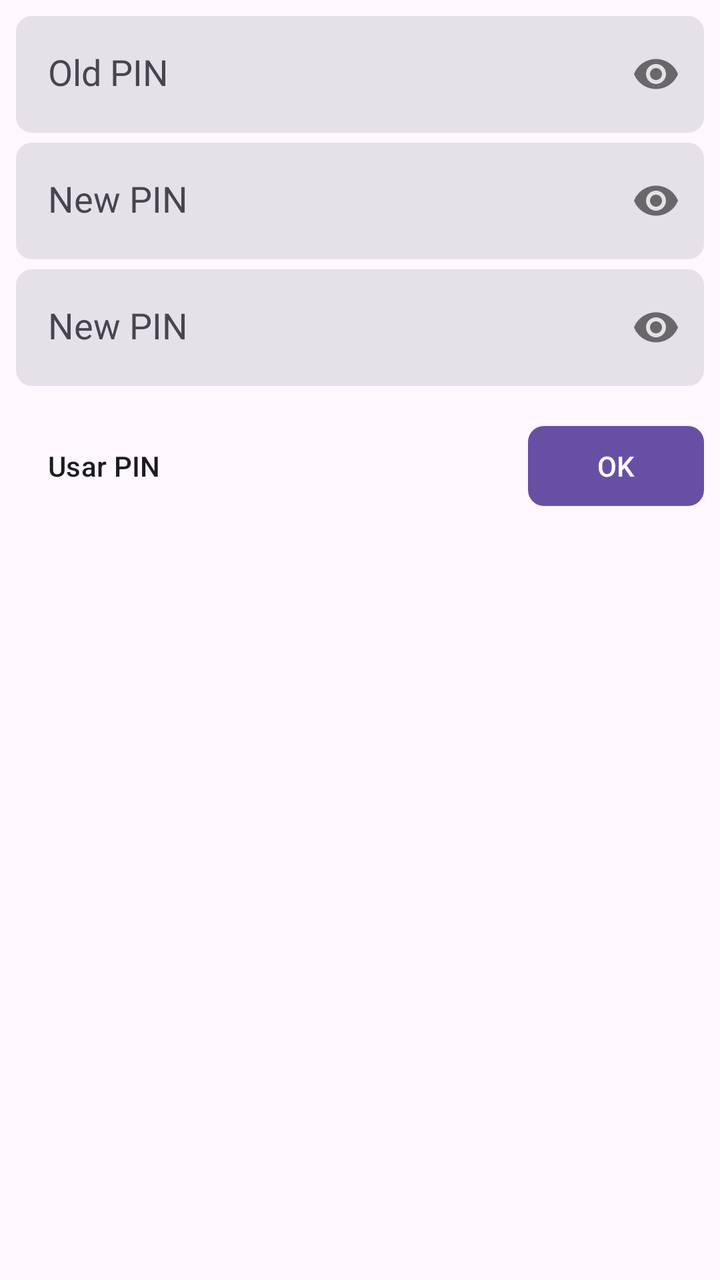
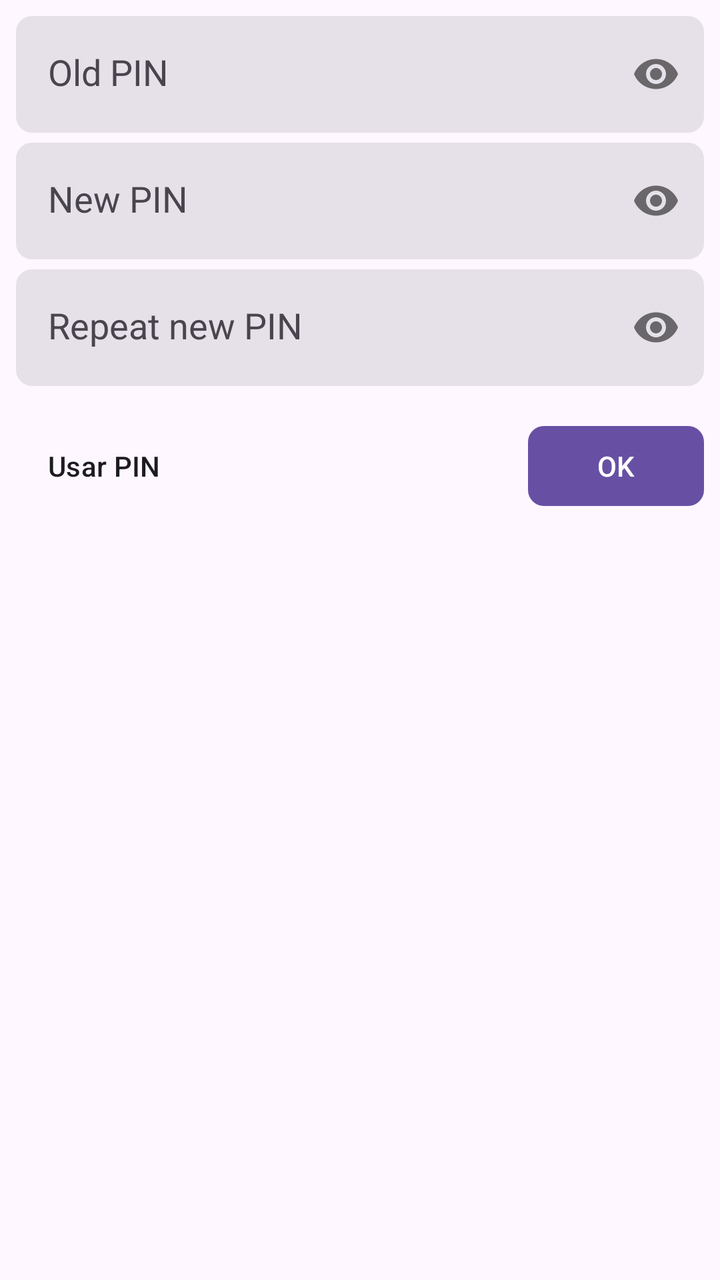

An Android layout rendered at two revisions. The XML below is the earlier revision; the diff shows what the commit changed to produce the second picture.
<!-- AndroidManifest.xml: application theme Theme.STK -->
<!-- res/layout/change_sim_card_pin_layout.xml -->
<?xml version="1.0" encoding="utf-8"?>
<layout>

    <androidx.core.widget.NestedScrollView
        xmlns:android="http://schemas.android.com/apk/res/android"
        xmlns:app="http://schemas.android.com/apk/res-auto"
        android:layout_width="match_parent"
        android:layout_height="match_parent">

        <LinearLayout
            android:layout_width="match_parent"
            android:layout_height="match_parent"
            android:orientation="vertical"
            android:padding="8dp">

            <com.google.android.material.textfield.TextInputLayout
                android:id="@+id/current_access_code_inputText"
                style="?textInputFilledStyle"
                android:layout_width="match_parent"
                android:layout_height="wrap_content"
                android:layout_marginBottom="5dp"
                app:boxCornerRadiusBottomEnd="8dp"
                app:boxCornerRadiusBottomStart="8dp"
                app:boxCornerRadiusTopEnd="8dp"
                app:boxCornerRadiusTopStart="8dp"
                app:boxStrokeWidth="0dp"
                app:boxStrokeWidthFocused="0dp"
                app:passwordToggleEnabled="true">

                <com.google.android.material.textfield.TextInputEditText
                    android:layout_width="match_parent"
                    android:layout_height="wrap_content"
                    android:hint="@string/transfer_key_change_dialog_old_key_hint"
                    android:inputType="numberPassword"
                    android:maxLength="8"
                    android:maxLines="1"
                    android:textAppearance="?android:attr/textAppearanceMedium" />
            </com.google.android.material.textfield.TextInputLayout>

            <com.google.android.material.textfield.TextInputLayout
                android:id="@+id/new_pin_inputText"
                style="?textInputFilledStyle"
                android:layout_width="match_parent"
                android:layout_height="wrap_content"
                android:layout_marginBottom="5dp"
                app:boxCornerRadiusBottomEnd="8dp"
                app:boxCornerRadiusBottomStart="8dp"
                app:boxCornerRadiusTopEnd="8dp"
                app:boxCornerRadiusTopStart="8dp"
                app:boxStrokeWidth="0dp"
                app:boxStrokeWidthFocused="0dp"
                app:passwordToggleEnabled="true">

                <com.google.android.material.textfield.TextInputEditText
                    android:layout_width="match_parent"
                    android:layout_height="wrap_content"
                    android:hint="@string/transfer_key_change_dialog_new_key_hint"
                    android:inputType="numberPassword"
                    android:maxLength="8"
                    android:maxLines="1"
                    android:textAppearance="?android:attr/textAppearanceMedium" />
            </com.google.android.material.textfield.TextInputLayout>

            <com.google.android.material.textfield.TextInputLayout
                android:id="@+id/new_pin_repetition_inputText"
                style="?textInputFilledStyle"
                android:layout_width="match_parent"
                android:layout_height="wrap_content"
                android:layout_marginBottom="16dp"
                app:boxCornerRadiusBottomEnd="8dp"
                app:boxCornerRadiusBottomStart="8dp"
                app:boxCornerRadiusTopEnd="8dp"
                app:boxCornerRadiusTopStart="8dp"
                app:boxStrokeWidth="0dp"
                app:boxStrokeWidthFocused="0dp"
                app:passwordToggleEnabled="true">

                <com.google.android.material.textfield.TextInputEditText
                    android:layout_width="match_parent"
                    android:layout_height="wrap_content"
                    android:hint="@string/transfer_key_change_dialog_new_key_hint"
                    android:inputType="numberPassword"
                    android:maxLength="8"
                    android:maxLines="1"
                    android:textAppearance="?android:attr/textAppearanceMedium" />
            </com.google.android.material.textfield.TextInputLayout>

            <RelativeLayout
                android:layout_width="match_parent"
                android:layout_height="wrap_content">

                <ToggleButton
                    android:id="@+id/sim_card_pin_change_toggle_pin_puk"
                    style="@style/Widget.Material3.Button.TextButton"
                    android:layout_width="wrap_content"
                    android:layout_height="wrap_content"
                    android:layout_alignParentStart="true"
                    android:textColor="?attr/colorOnSurface"
                    android:textOff="Usar PIN"
                    android:textOn="Usar PUK" />

                <com.google.android.material.button.MaterialButton
                    android:id="@+id/sim_card_pin_change_ok_button"
                    style="@style/Widget.Material3.Button"
                    android:layout_width="wrap_content"
                    android:layout_height="wrap_content"
                    android:layout_alignParentEnd="true"
                    android:text="@android:string/ok"
                    app:cornerRadius="8dp" />
            </RelativeLayout>
        </LinearLayout>
    </androidx.core.widget.NestedScrollView>
</layout>
<!-- resources referenced by this layout -->
<resources>
  <string name="transfer_key_change_dialog_new_key_hint">New PIN</string>
  <string name="transfer_key_change_dialog_old_key_hint">Old PIN</string>
  <style name="Theme.STK" parent="Theme.Material3.DayNight.NoActionBar">
          <item name="android:windowDisablePreview">true</item>
          <item name="android:statusBarColor">?android:colorBackground</item>
          <item name="android:windowLightStatusBar" tools:targetApi="23">true</item>
      </style>
</resources>

<!-- the commit's change to res/layout/change_sim_card_pin_layout.xml (unified diff, before → after) -->
@@ -78,7 +78,7 @@
                 <com.google.android.material.textfield.TextInputEditText
                     android:layout_width="match_parent"
                     android:layout_height="wrap_content"
-                    android:hint="@string/transfer_key_change_dialog_new_key_hint"
+                    android:hint="@string/repeat_new_pin_hint"
                     android:inputType="numberPassword"
                     android:maxLength="8"
                     android:maxLines="1"
<!-- resource entries referenced after the edit -->
@@ -1,5 +1,6 @@
 <!-- resources referenced by this layout -->
 <resources>
+  <string name="repeat_new_pin_hint">Repeat new PIN</string>
   <string name="transfer_key_change_dialog_new_key_hint">New PIN</string>
   <string name="transfer_key_change_dialog_old_key_hint">Old PIN</string>
   <style name="Theme.STK" parent="Theme.Material3.DayNight.NoActionBar">
